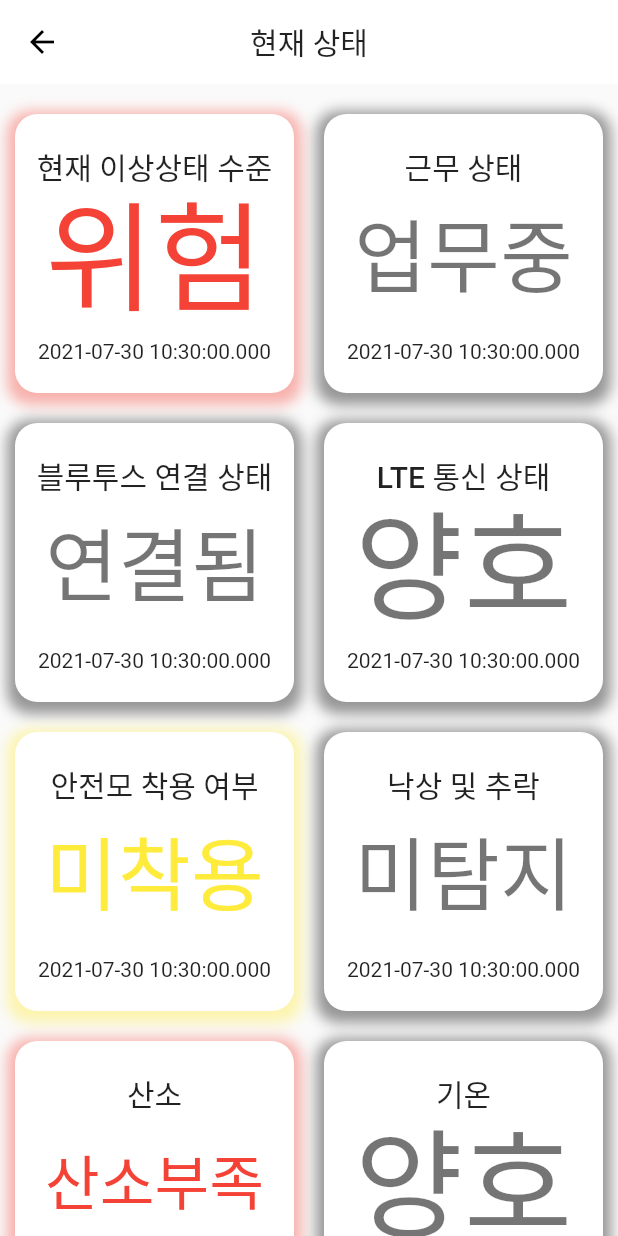
After one commit to y35-n0/tutum-app, a Flutter app: the HomeView screen opened by its route, on a phone screen of 412 x 824 dp. The commit adds this screen. Run offline on Flutter 3.47's test engine with Material 2 defaults, Android fonts, the phone set to English and light mode, and no system bars; our stand-ins replace geolocator, get, permission_handler; missing offline and left inert: system_settings.

Commit message:
[ADD] Home ui, model, constants

```diff
--- /dev/null
+++ b/lib/app/constant/status_level_constants.dart
@@ -0,0 +1,63 @@
+import 'package:flutter/material.dart';
+
+enum LEVEL {GOOD, CAUTION, WARNING, DANGER}
+
+const Map<LEVEL, Color> LEVEL_COLOR_MAP = {
+  LEVEL.GOOD: Colors.black54,
+  LEVEL.CAUTION: Colors.yellow,
+  LEVEL.WARNING: Colors.orange,
+  LEVEL.DANGER: Colors.red,
+};
+
+const Map<String, dynamic> STATUS_LEVEL_MAP = {
+  '현재 이상상태 수준': {
+    '양호': LEVEL.GOOD,
+    '주의' : LEVEL.CAUTION,
+    '경고': LEVEL.WARNING,
+    '위험': LEVEL.DANGER,
+  },
+  '근무 상태': {
+    '업무중': LEVEL.GOOD,
+    '휴식중': LEVEL.GOOD,
+    '퇴근': LEVEL.GOOD,
+  },
+  '블루투스 연결 상태': {
+    '연결됨': LEVEL.GOOD,
+    '미연결': LEVEL.CAUTION,
+  },
+  'LTE 통신 상태': {
+    '양호': LEVEL.GOOD,
+    '통신음영': LEVEL.CAUTION,
+  },
+  '안전모 착용 여부': {
+    '착용': LEVEL.GOOD,
+    '미착용': LEVEL.CAUTION,
+  },
+  '낙상 및 추락': {
+    '미탐지': LEVEL.GOOD,
+    '낙상': LEVEL.WARNING,
+    '추릭': LEVEL.DANGER,
+  },
+  '산소': {
+    '양호': LEVEL.GOOD,
+    '산소부족': LEVEL.DANGER,
+  },
+  '기온': {
+    '양호': LEVEL.GOOD,
+    '관심': LEVEL.GOOD,
+    '주의' : LEVEL.CAUTION,
+    '경계': LEVEL.WARNING,
+    '심각': LEVEL.DANGER,
+  },
+  '심박수': {
+    '정상': LEVEL.GOOD,
+    '빈맥': LEVEL.WARNING,
+    '서맥': LEVEL.WARNING,
+  },
+  '산소포화도': {
+    '정상': LEVEL.GOOD,
+    '주의' : LEVEL.CAUTION,
+    '저산소증': LEVEL.DANGER,
+    '매우 심한 저산소증': LEVEL.DANGER,
+  }
+};
--- /dev/null
+++ b/lib/app/modules/home/views/home_view.dart
@@ -0,0 +1,33 @@
+import 'package:flutter/material.dart';
+import 'package:get/get.dart';
+import 'package:tutum_app/app/constant/ui_constants.dart';
+import 'package:tutum_app/app/modules/home/views/state_tile.dart';
+import 'package:tutum_app/services/status_service.dart';
+
+class HomeView extends StatelessWidget {
+  const HomeView({Key? key}) : super(key: key);
+
+  @override
+  Widget build(BuildContext context) {
+    return Scaffold(
+        body: CustomScrollView(
+      slivers: <Widget>[
+        SliverAppBar(
+          elevation: 1,
+          title: Text('현재 상태'),
+        ),
+        SliverPadding(
+          padding: EdgeInsets.only(top: UiConstants.PADDING / 2),
+        ),
+        SliverGrid(
+          gridDelegate: SliverGridDelegateWithFixedCrossAxisCount(
+            crossAxisCount: 2,
+          ),
+          delegate: SliverChildBuilderDelegate((_, int index) =>
+              Obx(() => StatusTile(status: StatusService.to.getStatusByIndex(index))),
+          childCount: StatusService.to.length),
+        ),
+      ],
+    ));
+  }
+}
--- /dev/null
+++ b/lib/app/modules/home/views/state_tile.dart
@@ -0,0 +1,101 @@
+import 'package:flutter/material.dart';
+import 'package:flutter/painting.dart';
+import 'package:intl/intl.dart';
+import 'package:tutum_app/app/constant/custom_theme_data.dart';
+import 'package:tutum_app/app/constant/status_level_constants.dart';
+import 'package:tutum_app/app/constant/ui_constants.dart';
+import 'package:tutum_app/models/status.dart';
+
+// FIXME: 근무 상태가 아닐 때 모두 회색으로 표시
+
+/// 상태[status]를 표시할 타일
+/// 상태 종류[status.name], 상태 내용[status.content],
+/// 상태 이상상태 수준[status.level], 변경 시각[status.datetime]을 표시.
+/// 이상상태 수준에 따라 타일의 색[status.color]을 다르게 함.
+class StatusTile extends StatelessWidget {
+  const StatusTile({Key? key, required this.status}) : super(key: key);
+
+  final Status status;
+
+  @override
+  Widget build(BuildContext context) {
+    return Container(
+      // 여백 설정
+      margin: EdgeInsets.symmetric(
+        vertical: UiConstants.PADDING / 2,
+        horizontal: UiConstants.PADDING / 2,
+      ),
+      padding: EdgeInsets.symmetric(
+        vertical: UiConstants.PADDING,
+        horizontal: UiConstants.PADDING / 2,
+      ),
+      decoration: BoxDecoration(
+        color: primaryColorLight,
+        borderRadius: BorderRadius.circular(15),
+
+        /// 이상상태 수준에 따라 그림자 색 표시
+        boxShadow: [
+          BoxShadow(
+            color:
+                status.color?.withOpacity(0.4) ?? LEVEL_COLOR_MAP[LEVEL.GOOD]!,
+            spreadRadius: 5,
+            blurRadius: 7,
+            offset: Offset(0, 3), // changes position of shadow
+          ),
+        ],
+      ),
+
+      child: GridTile(
+        /// 상태 종류
+        header: Text(
+          status.name,
+          style: Theme.of(context).textTheme.headline6,
+          textAlign: TextAlign.center,
+        ),
+
+        /// 상태 변경 시각
+        footer: Center(
+          child: Text(
+            status.datetime == null
+                ? 'NULL'
+                : DateFormat('yyyy-MM-dd hh:mm:ss.SSS')
+                    .format(status.datetime!),
+            textAlign: TextAlign.center,
+          ),
+        ),
+
+        /// 상태 이상상태 수준
+        child: Padding(
+          padding: const EdgeInsets.all(UiConstants.PADDING/ 2),
+          child: FittedBox(
+            child: Text(
+              _getContentForTile(),
+              style: Theme.of(context)
+                  .textTheme
+                  .headline3!
+                  .copyWith(color: status.color),
+              maxLines: 2,
+              textAlign: TextAlign.center,
+            ),
+          ),
+        ),
+      ),
+    );
+  }
+
+  /// 상태 내용 수정 (null 처리, 줄 바꿈)
+  String _getContentForTile() {
+    switch (status.content) {
+      case null:
+        return 'NULL';
+      case '매우 심한 저산소증':
+        return '매우 심한\n저산소증';
+      case '통신 음영':
+        return '통신\n음영';
+      case '산소 부족':
+        return '산소\n부족';
+      default:
+        return status.content!;
+    }
+  }
+}
--- a/lib/app/routes/app_pages.dart
+++ b/lib/app/routes/app_pages.dart
@@ -1,4 +1,5 @@
 import 'package:get/get.dart';
+import 'package:tutum_app/app/modules/home/views/home_view.dart';
 import 'package:tutum_app/app/modules/login/bindings/login_binding.dart';
 import 'package:tutum_app/app/modules/login/views/login_view.dart';
 import 'package:tutum_app/app/modules/sensor/views/sensor_view.dart';
@@ -13,6 +14,10 @@ class AppPages {
   static const INITIAL = Routes.LOGIN;
   static final routes = [
     GetPage(name: '/', page: () => RootView(), children: [
+      GetPage(
+        name: Routes.HOME,
+        page: () => HomeView(),
+      ),
       GetPage(
         name: Routes.TEST,
         page: () => TestView(),
--- a/lib/app/routes/app_routes.dart
+++ b/lib/app/routes/app_routes.dart
@@ -24,4 +24,5 @@ List<String> developPages = [
   Routes.LOGIN,
   Routes.SENSOR,
   Routes.BLUETOOTH,
+  Routes.HOME,
 ];
--- a/lib/main.dart
+++ b/lib/main.dart
@@ -4,7 +4,7 @@ import 'package:tutum_app/app/constant/custom_theme_data.dart';
 import 'package:tutum_app/app/routes/app_pages.dart';
 import 'package:tutum_app/services/auth_service.dart';
 import 'package:tutum_app/services/sensor/gps_service.dart';
-
+import 'package:tutum_app/services/status_service.dart';
 
 void main() {
   runApp(
@@ -18,6 +18,7 @@ void main() {
         () {
           Get.put(AuthService());
           Get.put(GpsService());
+          Get.put(StatusService());
         },
       ),
       theme: customThemeData,
--- /dev/null
+++ b/lib/models/status.dart
@@ -0,0 +1,17 @@
+import 'package:flutter/material.dart';
+import 'package:tutum_app/app/constant/status_level_constants.dart';
+
+class Status {
+  Status({
+    required this.name,
+    this.datetime,
+    this.content,
+  })  : level = STATUS_LEVEL_MAP[name][content] ?? null,
+        color = LEVEL_COLOR_MAP[STATUS_LEVEL_MAP[name][content]] ?? null;
+
+  String name;
+  DateTime? datetime;
+  String? content;
+  LEVEL? level;
+  Color? color;
+}
--- /dev/null
+++ b/lib/services/status_service.dart
@@ -0,0 +1,38 @@
+import 'package:get/get.dart';
+import 'package:tutum_app/models/status.dart';
+
+// TODO: 네트워크 통신으로 값 가져오기
+// TODO: 저장된 상태 가져오기
+// TODO: 상태 변경
+// TODO: 최근 변경 순으로 표시
+// TODO: 필요에 따라 상태 생성
+/// 상태 저장 서비스
+class StatusService extends GetxService {
+  static StatusService get to => Get.find();
+
+  RxList<Status> _statuses = <Status>[].obs;
+
+  @override
+  void onInit() {
+    super.onInit();
+    _statuses.value = [
+      Status(name: '현재 이상상태 수준', datetime: DateTime.now(), content: '위험'),
+      Status(name: '근무 상태', datetime: DateTime.now(), content: '업무중'),
+      Status(name: '블루투스 연결 상태', datetime: DateTime.now(), content: '연결됨'),
+      Status(name: 'LTE 통신 상태', datetime: DateTime.now(), content: '양호'),
+      Status(name: '안전모 착용 여부', datetime: DateTime.now(), content: '미착용'),
+      Status(name: '낙상 및 추락', datetime: DateTime.now(), content: '미탐지'),
+      Status(name: '산소', datetime: DateTime.now(), content: '산소부족'),
+      Status(name: '기온', datetime: DateTime.now(), content: '양호'),
+      Status(name: '심박수', datetime: DateTime.now(), content: '정상'),
+      Status(name: '산소포화도', datetime: DateTime.now(), content: '정상'),
+    ];
+  }
+
+  int get length => _statuses.length;
+
+  Status getStatusByName(String name) =>
+      _statuses.singleWhere((e) => e.name == name);
+
+  Status getStatusByIndex(int index) => _statuses[index];
+}
--- a/pubspec.yaml
+++ b/pubspec.yaml
@@ -11,6 +11,8 @@ environment:
 dependencies:
   flutter:
     sdk: flutter
+
+  intl: 0.17.0
 
   cupertino_icons: 1.0.2
 
```
Also changed, not shown: pubspec.lock.
